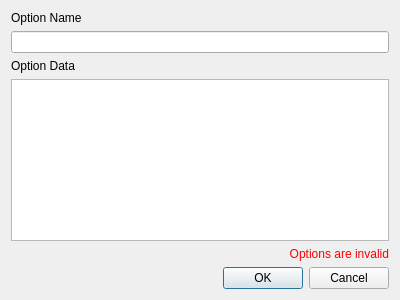
Old version of the form starcheat/templates/ItemEditOptions.ui in the repository wizzomafizzo/starcheat.
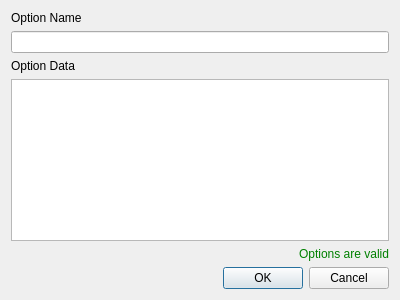
New version of the form.

```diff
--- a/starcheat/templates/ItemEditOptions.ui
+++ b/starcheat/templates/ItemEditOptions.ui
@@ -17,10 +17,10 @@
    <item row="4" column="0">
     <widget class="QLabel" name="valid_label">
      <property name="styleSheet">
-      <string notr="true">color: red</string>
+      <string notr="true">color: green</string>
      </property>
      <property name="text">
-      <string>Options are invalid</string>
+      <string>Options are valid</string>
      </property>
      <property name="alignment">
       <set>Qt::AlignRight|Qt::AlignTrailing|Qt::AlignVCenter</set>
```
